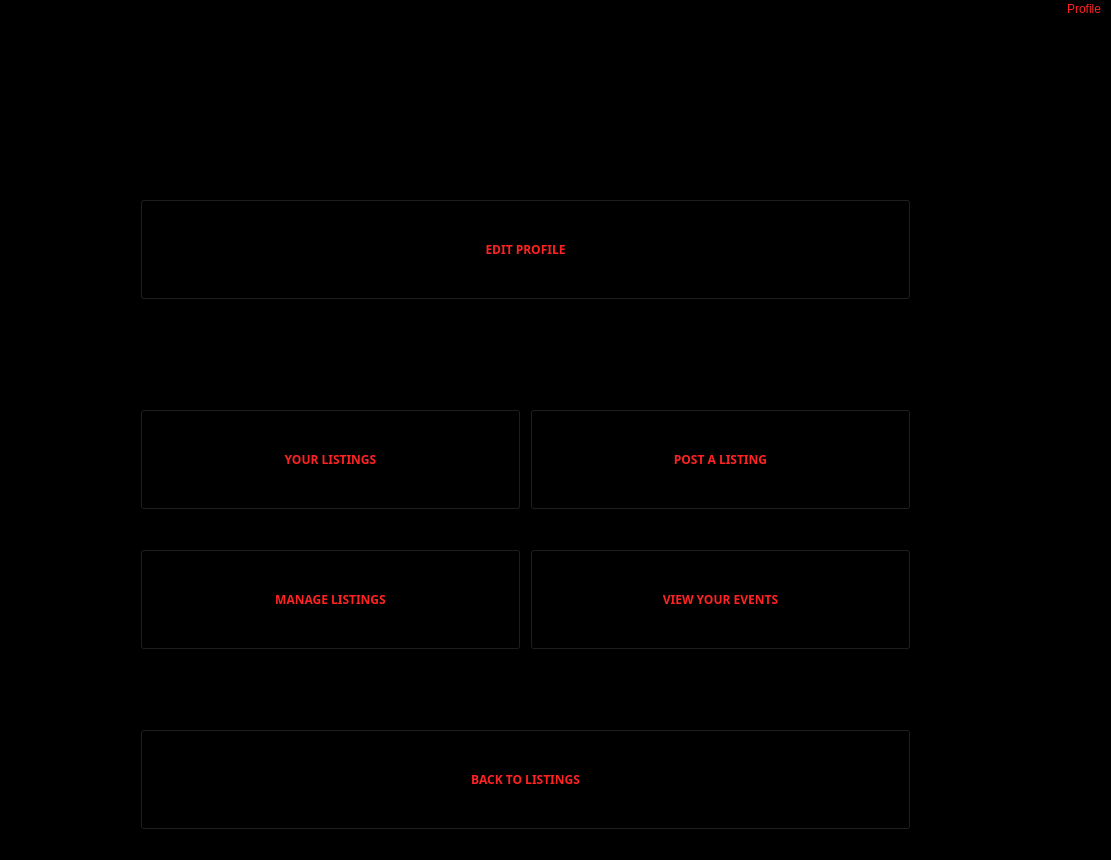
Old version of the form profile_manager.ui in the repository JCMerlino/Hackathon.
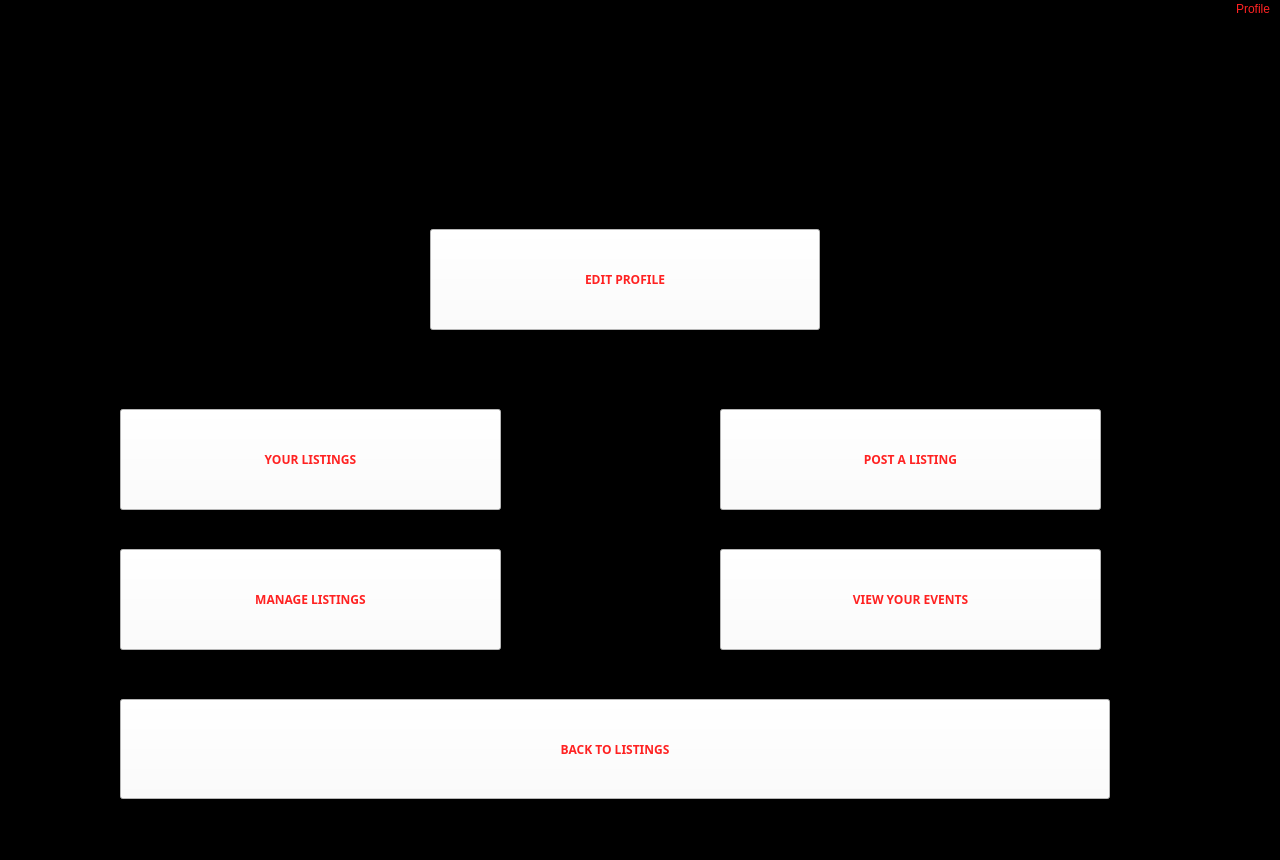
New version of the form. Icons and pictures are not drawn.

```diff
--- a/profile_manager.ui
+++ b/profile_manager.ui
@@ -6,7 +6,7 @@
    <rect>
     <x>0</x>
     <y>0</y>
-    <width>1111</width>
+    <width>1280</width>
     <height>860</height>
    </rect>
   </property>
@@ -43,9 +43,9 @@
    <widget class="QPushButton" name="Edit_profile_Button">
     <property name="geometry">
      <rect>
-      <x>140</x>
-      <y>180</y>
-      <width>771</width>
+      <x>430</x>
+      <y>210</y>
+      <width>390</width>
       <height>101</height>
      </rect>
     </property>
@@ -59,6 +59,9 @@
     <property name="cursor">
      <cursorShape>OpenHandCursor</cursorShape>
     </property>
+    <property name="styleSheet">
+     <string notr="true">background-color: rgb(255, 255, 255);</string>
+    </property>
     <property name="text">
      <string>EDIT PROFILE</string>
     </property>
@@ -66,7 +69,7 @@
    <widget class="QPushButton" name="Your_Listings_Button">
     <property name="geometry">
      <rect>
-      <x>140</x>
+      <x>120</x>
       <y>390</y>
       <width>381</width>
       <height>101</height>
@@ -82,6 +85,9 @@
     <property name="cursor">
      <cursorShape>OpenHandCursor</cursorShape>
     </property>
+    <property name="styleSheet">
+     <string notr="true">background-color: rgb(255, 255, 255);</string>
+    </property>
     <property name="text">
      <string>YOUR LISTINGS</string>
     </property>
@@ -89,7 +95,7 @@
    <widget class="QPushButton" name="Post_Listing_Button">
     <property name="geometry">
      <rect>
-      <x>530</x>
+      <x>720</x>
       <y>390</y>
       <width>381</width>
       <height>101</height>
@@ -105,6 +111,9 @@
     <property name="cursor">
      <cursorShape>OpenHandCursor</cursorShape>
     </property>
+    <property name="styleSheet">
+     <string notr="true">background-color: rgb(255, 255, 255);</string>
+    </property>
     <property name="text">
      <string>POST A LISTING</string>
     </property>
@@ -112,7 +121,7 @@
    <widget class="QPushButton" name="View_Events_Button">
     <property name="geometry">
      <rect>
-      <x>530</x>
+      <x>720</x>
       <y>530</y>
       <width>381</width>
       <height>101</height>
@@ -128,6 +137,9 @@
     <property name="cursor">
      <cursorShape>OpenHandCursor</cursorShape>
     </property>
+    <property name="styleSheet">
+     <string notr="true">background-color: rgb(255, 255, 255);</string>
+    </property>
     <property name="text">
      <string>VIEW YOUR EVENTS</string>
     </property>
@@ -135,7 +147,7 @@
    <widget class="QPushButton" name="Manage_Listings_Button">
     <property name="geometry">
      <rect>
-      <x>140</x>
+      <x>120</x>
       <y>530</y>
       <width>381</width>
       <height>101</height>
@@ -151,6 +163,9 @@
     <property name="cursor">
      <cursorShape>OpenHandCursor</cursorShape>
     </property>
+    <property name="styleSheet">
+     <string notr="true">background-color: rgb(255, 255, 255);</string>
+    </property>
     <property name="text">
      <string>MANAGE LISTINGS</string>
     </property>
@@ -158,10 +173,10 @@
    <widget class="QPushButton" name="Listings_Button">
     <property name="geometry">
      <rect>
-      <x>140</x>
-      <y>710</y>
-      <width>771</width>
-      <height>101</height>
+      <x>120</x>
+      <y>680</y>
+      <width>990</width>
+      <height>100</height>
      </rect>
     </property>
     <property name="font">
@@ -174,6 +189,9 @@
     <property name="cursor">
      <cursorShape>OpenHandCursor</cursorShape>
     </property>
+    <property name="styleSheet">
+     <string notr="true">background-color: rgb(255, 255, 255);</string>
+    </property>
     <property name="text">
      <string>BACK TO LISTINGS</string>
     </property>
@@ -184,8 +202,8 @@
     <rect>
      <x>0</x>
      <y>0</y>
-     <width>1111</width>
-     <height>18</height>
+     <width>1280</width>
+     <height>31</height>
     </rect>
    </property>
    <widget class="QMenu" name="menuProfile">
```
